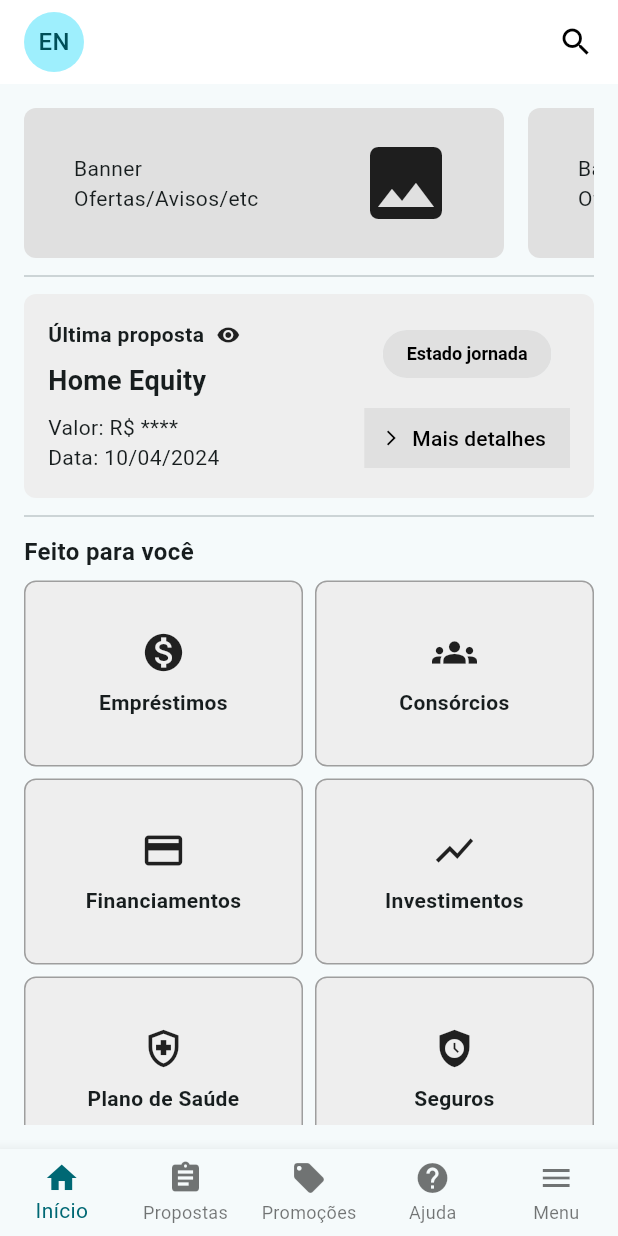
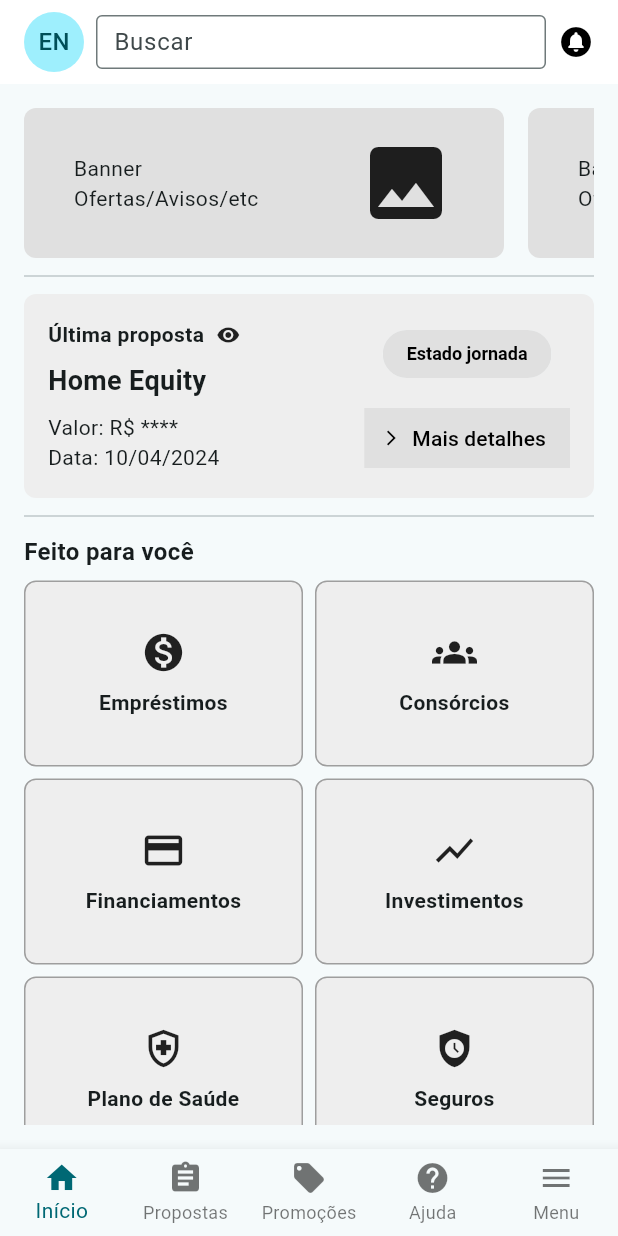
Before and after one commit to ivictoruan/desafio_global_tech_holding, a Flutter app: the screen it shows after launch, on a phone screen of 412 x 824 dp. Run offline on Flutter 3.47's test engine with Material 3 defaults, Android fonts, the light colour scheme and no system bars.

Commit message:
Adding question and options structure, implements service and repository for data loading

```diff
--- a/lib/src/app_widget.dart
+++ b/lib/src/app_widget.dart
@@ -1,7 +1,7 @@
 import 'package:flutter/material.dart';
 
 import 'core/ui/theme_config.dart';
-import 'screens/home_screen.dart';
+import 'screens/home/home_screen.dart';
 
 class AppWidget extends StatelessWidget {
   const AppWidget({super.key});
--- a/lib/src/core/ui/theme_config.dart
+++ b/lib/src/core/ui/theme_config.dart
@@ -8,6 +8,13 @@ class ThemeConfig {
       ),
       useMaterial3: true,
     ).copyWith(
+      appBarTheme: const AppBarTheme(
+        titleTextStyle: TextStyle(
+          fontWeight: FontWeight.bold,
+          fontSize: 16,
+          color: Colors.black,
+        ),
+      ),
       dividerTheme: const DividerThemeData(space: 24),
       chipTheme: const ChipThemeData(
         shape: StadiumBorder(
--- a/lib/src/screens/home_screen.dart
+++ b/lib/src/screens/home/home_screen.dart
@@ -1,8 +1,9 @@
 import 'package:flutter/material.dart';
 
-import 'home/widgets/proposal_card_widget.dart';
-import 'home/widgets/feature_card_widget.dart';
-import 'home/widgets/banner_widget.dart';
+import '../question/question_screen.dart';
+import 'widgets/proposal_card_widget.dart';
+import 'widgets/feature_card_widget.dart';
+import 'widgets/banner_widget.dart';
 
 class HomeScreen extends StatelessWidget {
   const HomeScreen({super.key});
@@ -37,7 +38,23 @@ class HomeScreen extends StatelessWidget {
               CircleAvatar(
                 child: Text("EN"),
               ),
-              Icon(Icons.search, color: Colors.black),
+              Expanded(
+                child: Padding(
+                  padding: EdgeInsets.symmetric(horizontal: 8),
+                  child: TextField(
+                    decoration: InputDecoration(
+                      constraints: BoxConstraints(
+                        maxHeight: 36,
+                      ),
+                      hintText: 'Buscar',
+                      contentPadding: EdgeInsets.only(left: 8),
+                      border: OutlineInputBorder(),
+                    ),
+                  ),
+                ),
+              ),
+              // TODO: ajustar tamanho e estilo da notificação
+              Icon(Icons.circle_notifications, color: Colors.black),
             ],
           ),
         ),
@@ -52,11 +69,10 @@ class HomeScreen extends StatelessWidget {
                   width: double.infinity,
                   child: ListView(
                     scrollDirection: Axis.horizontal,
-                    children: const [
-                      BannerWidget(),
-                      BannerWidget(),
-                      BannerWidget(),
-                    ],
+                    children: List.generate(
+                      6,
+                      (_) => const BannerWidget(),
+                    ),
                   ),
                 ),
                 const Divider(),
@@ -74,18 +90,38 @@ class HomeScreen extends StatelessWidget {
                   childAspectRatio: 3 / 2,
                   crossAxisSpacing: 8,
                   mainAxisSpacing: 8,
-                  children: features
-                      .map(
-                        (feature) => FeatureCardWidget(
+                  children: features.map(
+                    (Map<String, Object> feature) {
+                      final bool isPromotion =
+                          (feature['label'] as String) == 'Empréstimos';
+
+                      if (isPromotion) {
+                        return InkWell(
+                          onTap: () {
+                            Navigator.of(context).push(
+                              MaterialPageRoute(
+                                builder: (_) => const QuestionsScreen(
+                                  featureName: 'Empréstimos',
+                                ),
+                              ),
+                            );
+                          },
+                          child: FeatureCardWidget(
+                            icon: feature['icon'] as IconData,
+                            label: feature['label'] as String,
+                          ),
+                        );
+                      }
+                      return FeatureCardWidget(
                         icon: feature['icon'] as IconData,
                         label: feature['label'] as String,
                         backgroundColor:
                             (feature['label'] as String) == 'Promoções'
                                 ? Colors.white
                                 : null,
-                        ),
-                      )
-                      .toList(),
+                      );
+                    },
+                  ).toList(),
                 ),
               ],
             ),
--- a/lib/src/screens/home/widgets/feature_card_widget.dart
+++ b/lib/src/screens/home/widgets/feature_card_widget.dart
@@ -1,4 +1,3 @@
-
 import 'package:flutter/material.dart';
 
 class FeatureCardWidget extends StatelessWidget {
--- a/pubspec.yaml
+++ b/pubspec.yaml
@@ -35,6 +35,7 @@ dependencies:
   # The following adds the Cupertino Icons font to your application.
   # Use with the CupertinoIcons class for iOS style icons.
   cupertino_icons: ^1.0.8
+  provider: ^6.1.2
 
 dev_dependencies:
   flutter_test:
```
Also changed, not shown: lib/main.dart (+14 -1 lines), lib/src/external/api_client.dart (added, +40 -0 lines), lib/src/model/option.dart (added, +9 -0 lines), lib/src/model/question.dart (added, +15 -0 lines), lib/src/model/question_adapter.dart (added, +28 -0 lines), lib/src/model/repository.dart (added, +12 -0 lines), lib/src/model/service.dart (added, +10 -0 lines), lib/src/screens/question/question_screen.dart (added, +105 -0 lines), lib/src/screens/question/question_view_model.dart (added, +55 -0 lines), lib/src/screens/question/widgets/question_field_widget.dart (added, +62 -0 lines), docs/app_arch.png (added), pubspec.lock. Lines whose indentation alone changed are shown as unchanged.
